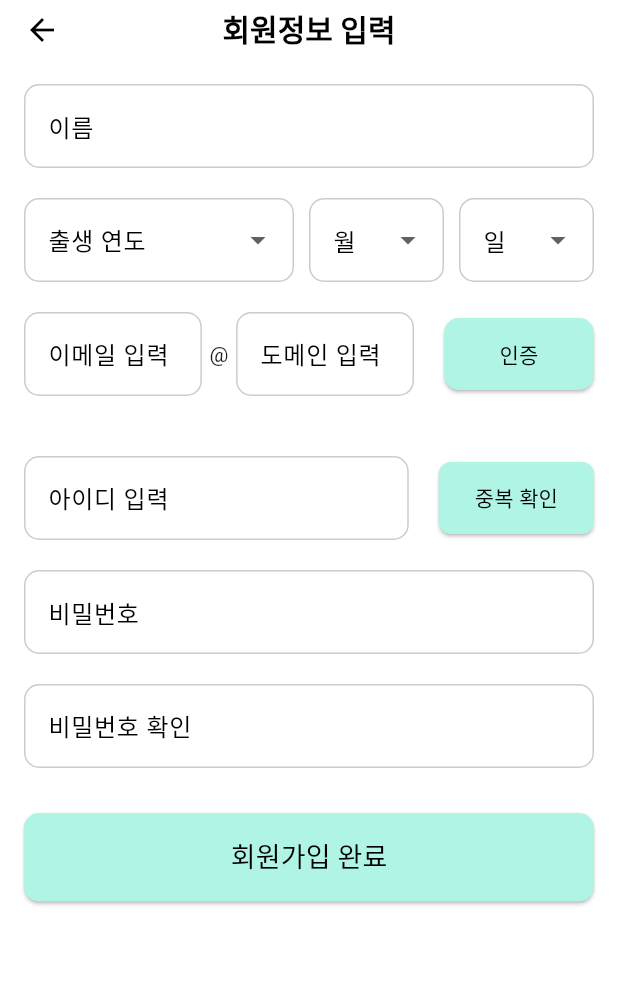
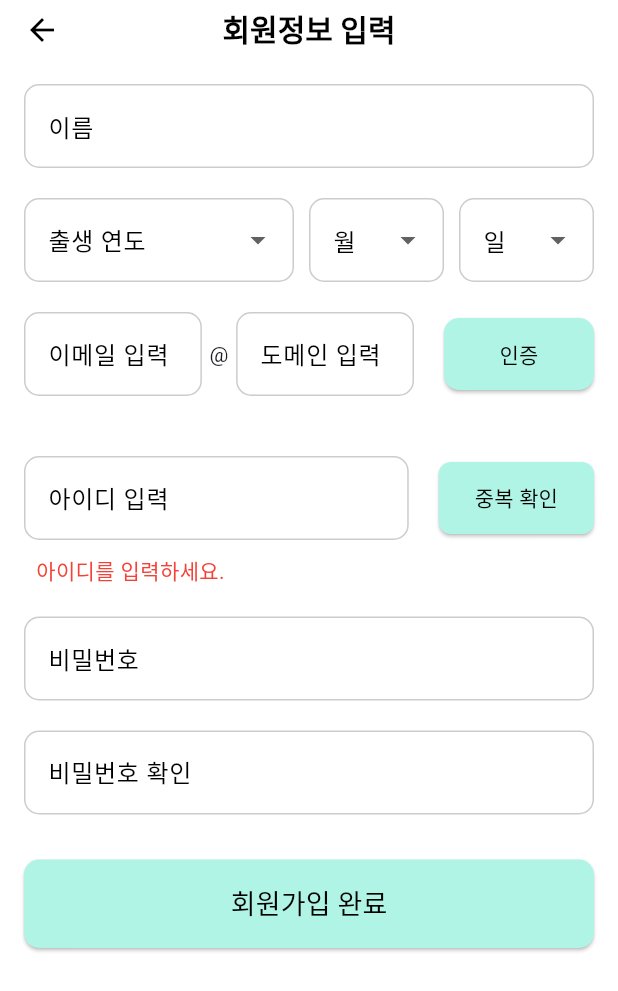
Before and after one commit to recycle-all/bulssuk_front, a Flutter app: the SignUpInputPage screen opened directly, after a tap on "중복 확인", on a phone screen of 412 x 824 dp. Shown: the top 991 px of the screen. Run offline on Flutter 3.47's test engine with Material 3 defaults, Android fonts, the phone set to English and light mode, and no system bars; our stand-ins replace flutter_dotenv, flutter_local_notifications, flutter_secure_storage, image_picker, permission_handler, sqflite and 2 more; missing offline and left inert: ftpconnect; accounts and stored records are empty; network calls fail.

Commit message:
signUp_input_page_errorText

```diff
--- a/lib/auth/join/signUp_input_page.dart
+++ b/lib/auth/join/signUp_input_page.dart
@@ -477,6 +477,10 @@ class _SignUpInputPageState extends State<SignUpInputPage> {
             ],
             SizedBox(height: 20),
             // 아이디 입력
+            Column(
+              crossAxisAlignment: CrossAxisAlignment.start, // 텍스트 왼쪽 정렬
+              children: [
+                // 아이디 입력 필드와 중복 확인 버튼을 나란히 배치
                 Row(
                   children: [
                     Expanded(
@@ -484,39 +488,34 @@ class _SignUpInputPageState extends State<SignUpInputPage> {
                         controller: _idController, // 아이디 입력 컨트롤러
                         decoration: InputDecoration(
                           labelText: '아이디 입력',
-                      labelStyle: TextStyle(
-                        color: Colors.black, // 라벨 텍스트 색상 검은색
-                      ),
+                          labelStyle: TextStyle(color: Colors.black), // 라벨 텍스트 색상 검은색
                           border: OutlineInputBorder(
                             borderRadius: BorderRadius.circular(10), // 둥근 테두리
                           ),
                           enabledBorder: OutlineInputBorder(
                             borderRadius: BorderRadius.circular(10),
-                        borderSide: BorderSide(
-                          color: Color(0xFFCCCCCC), // 비활성화 상태 테두리 색상
-                        ),
+                            borderSide: BorderSide(color: Color(0xFFCCCCCC)),
                           ),
                           focusedBorder: OutlineInputBorder(
                             borderRadius: BorderRadius.circular(10),
-                        borderSide: BorderSide(
-                          color: Color(0xFF67EACA), // 활성화 상태 테두리 색상
-                          width: 2, // 테두리 두께
-                        ),
+                            borderSide: BorderSide(color: Color(0xFF67EACA), width: 2),
                           ),
                         ),
                       ),
                     ),
                     SizedBox(width: 20),
+
+                    // 중복 확인 버튼
                     ElevatedButton(
                       onPressed: () async {
-                    final userId = _idController.text; // 아이디 값
+                        final userId = _idController.text.trim(); // 공백 제거
                         if (userId.isEmpty) {
                           setState(() {
                             _idCheckMessage = '아이디를 입력하세요.'; // 에러 메시지
                           });
                           return;
                         }
-                    print('아이디 중복 확인 요청: $userId');
+
                         final url = Uri.parse('$URL/id_check'); // Node.js 서버 URL
                         try {
                           final response = await http.post(
@@ -527,23 +526,20 @@ class _SignUpInputPageState extends State<SignUpInputPage> {
 
                           if (response.statusCode == 200) {
                             final responseData = json.decode(response.body);
-                        print('서버 응답: ${responseData['message']}');
                             setState(() {
                               _isIdChecked = true; // 아이디 중복 확인 완료
-                          _idCheckMessage = responseData['message']; // 성공 메시지 표시
-                          _serverMessage = '사용 가능한 아이디 입니다.';
+                              _idCheckMessage = responseData['message']; // 성공 메시지
+                              _serverMessage = '사용 가능한 아이디입니다.';
                             });
                           } else {
                             final responseData = json.decode(response.body);
-                        print('에러 발생: ${responseData['message']}');
                             setState(() {
                               _isIdChecked = false; // 아이디 중복 확인 실패
-                          _idCheckMessage = responseData['message']; // 실패 메시지 표시
-                          _serverMessage = '이미 사용 중인 아이디 입니다.';
+                              _idCheckMessage = responseData['message']; // 실패 메시지
+                              _serverMessage = '이미 사용 중인 아이디입니다.';
                             });
                           }
                         } catch (error) {
-                      print('통신 실패: $error');
                           setState(() {
                             _idCheckMessage = '서버와 통신할 수 없습니다.';
                           });
@@ -558,9 +554,26 @@ class _SignUpInputPageState extends State<SignUpInputPage> {
                       ),
                       child: Text(
                         '중복 확인',
-                    style: TextStyle(color: Colors.black), // 버튼 텍스트 색상 검은색
+                        style: TextStyle(color: Colors.black), // 버튼 텍스트 색상
                       ),
                     ),
+                  ],
+                ),
+
+                // 아이디 중복 확인 메시지를 텍스트박스 아래에 표시
+                if (_idCheckMessage != null) ...[
+                  SizedBox(height: 10),
+                  Padding(
+                    padding: EdgeInsets.only(left: 8.0), // 왼쪽 여백 추가
+                    child: Text(
+                      _idCheckMessage!,
+                      style: TextStyle(
+                        color: _isIdChecked ? Colors.green : Colors.red, // 성공시 초록, 실패시 빨강
+                        fontSize: 14,
+                      ),
+                    ),
+                  ),
+                ]
               ],
             ),
             SizedBox(height: 20),
@@ -733,7 +746,6 @@ class _SignUpInputPageState extends State<SignUpInputPage> {
                     ScaffoldMessenger.of(context).showSnackBar(
                       SnackBar(
                         content: Text('회원가입을 완료했습니다. 로그인 후 이용해주세요.'),
-                        backgroundColor: Colors.green,
                       ),
                     );
                     Navigator.pushNamed(context, '/login'); // 로그인 페이지로 이동
```
Lines whose indentation alone changed are shown as unchanged.
